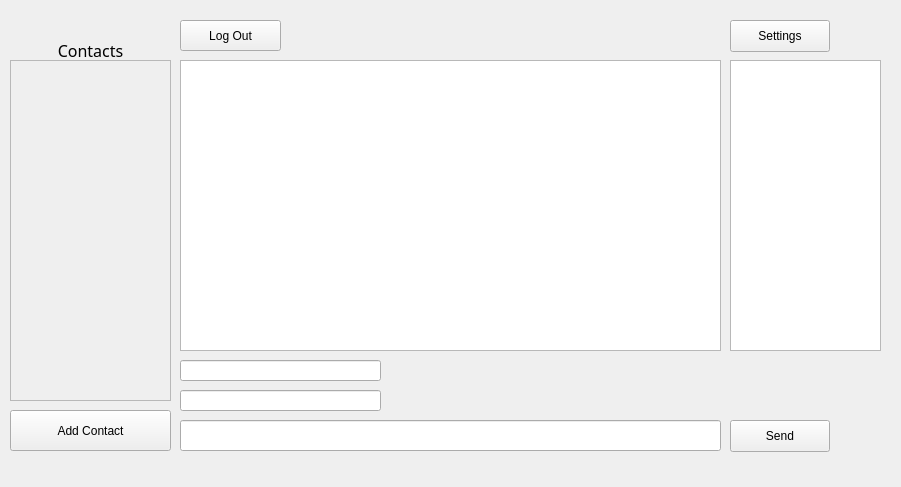
This is mainwindow.ui in amorra1/vaulttalk as Qt 5 draws it before an edit. The edited form follows.
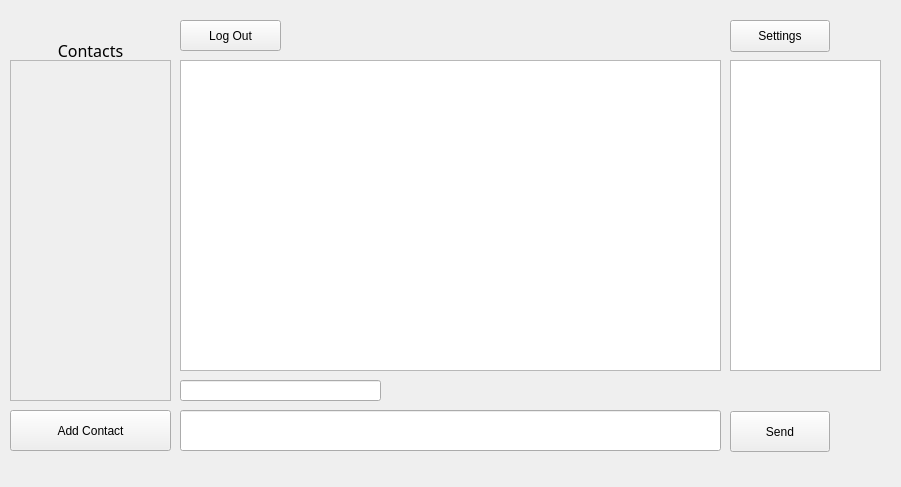
This is the edited form.

Commit message: fixed contact alignment

The edit to the form file:
```diff
--- a/mainwindow.ui
+++ b/mainwindow.ui
@@ -124,17 +124,7 @@
       <property name="geometry">
        <rect>
         <x>190</x>
-        <y>360</y>
-        <width>201</width>
-        <height>21</height>
-       </rect>
-      </property>
-     </widget>
-     <widget class="QLineEdit" name="senderInput">
-      <property name="geometry">
-       <rect>
-        <x>190</x>
-        <y>390</y>
+        <y>380</y>
         <width>201</width>
         <height>21</height>
        </rect>
@@ -144,9 +134,9 @@
       <property name="geometry">
        <rect>
         <x>740</x>
-        <y>420</y>
+        <y>411</y>
         <width>100</width>
-        <height>32</height>
+        <height>41</height>
        </rect>
       </property>
       <property name="text">
@@ -170,9 +160,9 @@
       <property name="geometry">
        <rect>
         <x>190</x>
-        <y>420</y>
+        <y>410</y>
         <width>541</width>
-        <height>31</height>
+        <height>41</height>
        </rect>
       </property>
       <property name="maxLength">
@@ -198,7 +188,7 @@
         <x>190</x>
         <y>60</y>
         <width>541</width>
-        <height>291</height>
+        <height>311</height>
        </rect>
       </property>
      </widget>
@@ -230,7 +220,7 @@
         <x>740</x>
         <y>60</y>
         <width>151</width>
-        <height>291</height>
+        <height>311</height>
        </rect>
       </property>
      </widget>
```
Left out of the diff: 3 changed lines with no effect on the pictures. The commit also changes 1 other file.
